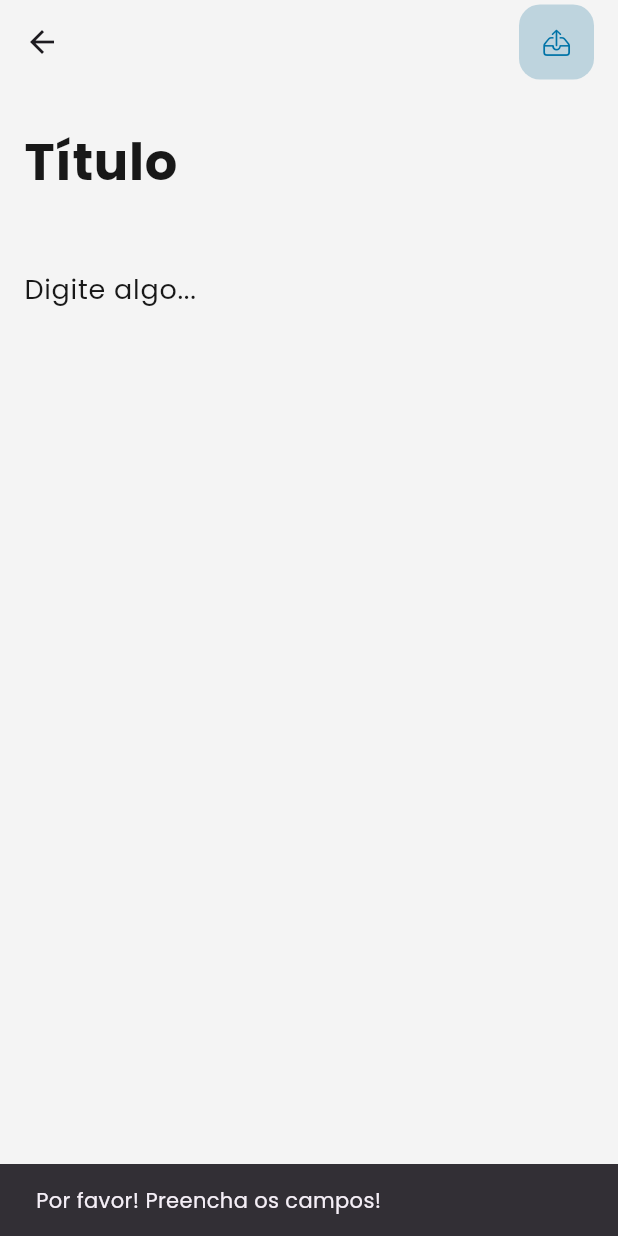
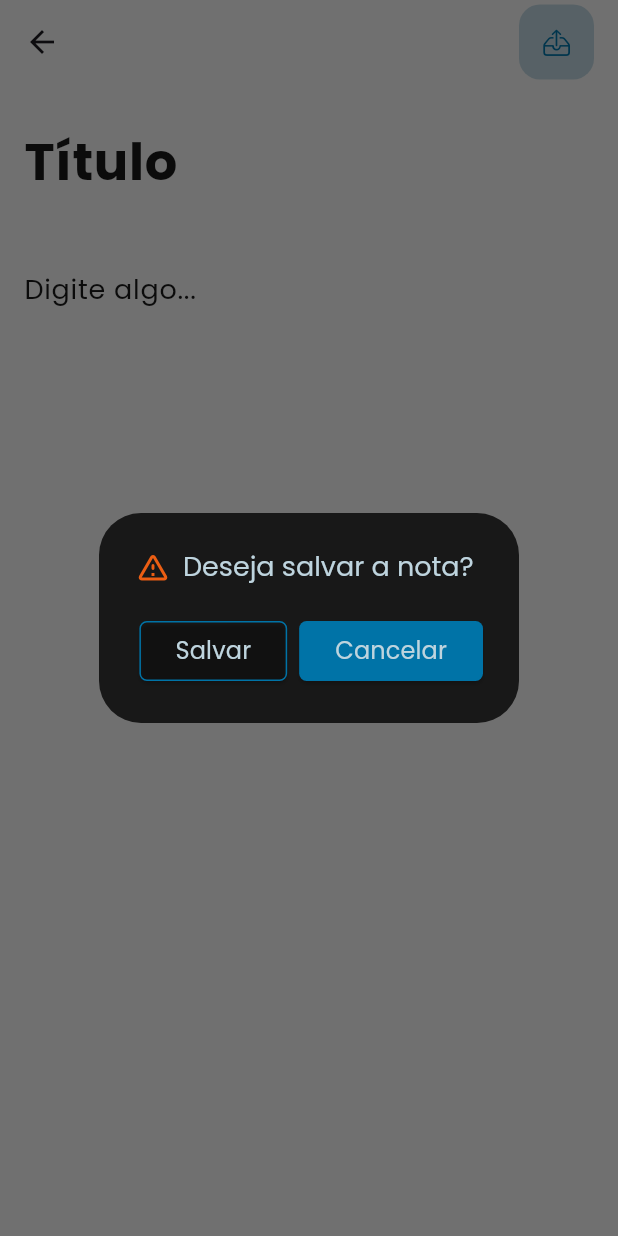
Before and after one commit to Laysanha/NotesFlutter, a Flutter app: the NewNotes screen opened directly, after a tap on an icon or button, on a phone screen of 412 x 824 dp. Run offline on Flutter 3.47's test engine with Material 3 defaults, Android fonts, the phone set to English and light mode, and no system bars; our stand-ins replace cloud_firestore, firebase_core; accounts and stored records are empty.

Commit message:
feat: Implementar dialog para salvar nota;
- Ajustado stilos de cores;
- Adicionado dialog antes de salvar as notas
- Estilizado dialog;

```diff
--- a/lib/constants/app_styles.dart
+++ b/lib/constants/app_styles.dart
@@ -17,7 +17,7 @@ class ColorStyle {
   static const Color primaryBlack = Color(0xFF181818);
 
   //Status
-  static const Color statusOrange = Color(0xFF181818);
-  static const Color statusRed = Color(0xFF181818);
-  static const Color statusGreen = Color(0xFF181818);
+  static const Color statusOrange = Color(0xFFEC5E13);
+  static const Color statusRed = Color(0xFFEC2C13);
+  static const Color statusGreen = Color(0xFF1BA434);
 }
--- a/lib/pages/dashboardNotes.dart
+++ b/lib/pages/dashboardNotes.dart
@@ -33,7 +33,6 @@ class _DashboardNotesState extends State<DashboardNotes> {
                     shape: RoundedRectangleBorder(
                       borderRadius: BorderRadius.circular(14.0),
                     ),
-                    padding: EdgeInsets.zero,
                   ),
                   child: const Icon(
                     CupertinoIcons.search,
--- a/lib/pages/newNotes.dart
+++ b/lib/pages/newNotes.dart
@@ -20,6 +20,104 @@ class _NewNotesState extends State<NewNotes> {
     setState(() {
       _showLabel = false;
     });
+  }
+
+  Future<void> _showConfirmeDialog() {
+    return showDialog(
+      context: context,
+      builder: (BuildContext context) {
+        return AlertDialog(
+          backgroundColor: ColorStyle.primaryBlack,
+          title: const Row(
+            children: [
+              Icon(
+                Icons.warning_amber_rounded,
+                color: ColorStyle.statusOrange,
+              ),
+              SizedBox(width: 8),
+              Text(
+                'Deseja salvar a nota?',
+                style: TextStyle(
+                  color: ColorStyle.lightSkyBlue,
+                  fontSize: FontSizeStyle.large,
+                ),
+              ),
+            ],
+          ),
+          actions: [
+            ElevatedButton(
+              onPressed: () {
+                Navigator.of(context).pop();
+                _saveNote();
+              },
+              style: OutlinedButton.styleFrom(
+                side: const BorderSide(color: ColorStyle.primaryBlue),
+                backgroundColor: Colors.transparent,
+                shape: RoundedRectangleBorder(
+                  borderRadius: BorderRadius.circular(5),
+                ),
+              ),
+              child: const Text(
+                'Salvar',
+                style: TextStyle(
+                  color: ColorStyle.lightSkyBlue,
+                  fontSize: FontSizeStyle.medium,
+                ),
+              ),
+            ),
+            ElevatedButton(
+              onPressed: () {
+                Navigator.of(context).pop();
+              },
+              style: ElevatedButton.styleFrom(
+                backgroundColor: ColorStyle.primaryBlue,
+                shape: RoundedRectangleBorder(
+                  borderRadius: BorderRadius.circular(5),
+                ),
+              ),
+              child: const Text(
+                'Cancelar',
+                style: TextStyle(
+                  color: ColorStyle.lightSkyBlue,
+                  fontSize: FontSizeStyle.medium,
+                ),
+              ),
+            ),
+
+            // TextButton(
+            //   onPressed: () {
+            //     Navigator.of(context).pop();
+            //   },
+            //   child: const Text(
+            //     'Cancelar',
+            //     style: TextStyle(
+            //       color: ColorStyle.lightSkyBlue,
+            //       fontSize: FontSizeStyle.medium,
+            //     ),
+            //   ),
+            // ),
+          ],
+        );
+      },
+    );
+  }
+
+  Future<void> _showResultDialog(String message) async {
+    return showDialog(
+      context: context,
+      builder: (BuildContext context) {
+        return AlertDialog(
+          content: Text(message),
+          actions: [
+            TextButton(
+                onPressed: () {
+                  Navigator.of(context).pop();
+                },
+                child: Text('OK')),
+          ],
+        );
+      },
+    );
   }
 
   Future<void> _saveNote() async {
@@ -59,7 +157,7 @@ class _NewNotesState extends State<NewNotes> {
               width: 50,
               height: 50,
               child: TextButton(
-                onPressed: _saveNote,
+                onPressed: _showConfirmeDialog,
                 style: TextButton.styleFrom(
                   backgroundColor: ColorStyle.lightSkyBlue,
                   shape: RoundedRectangleBorder(
```
